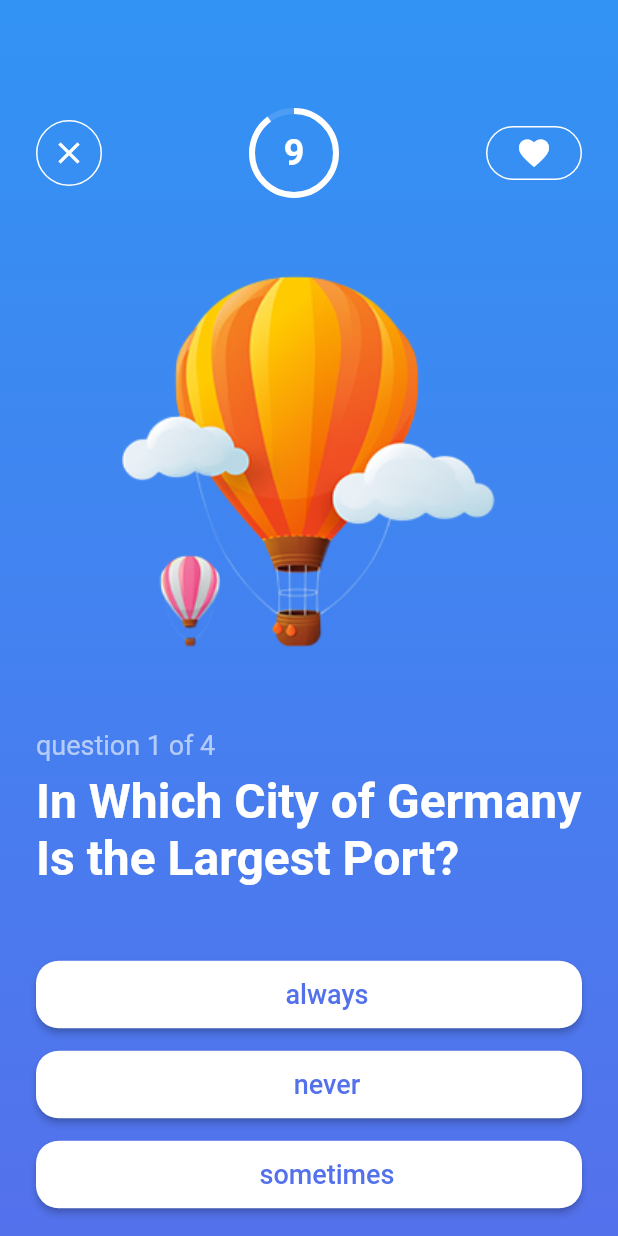
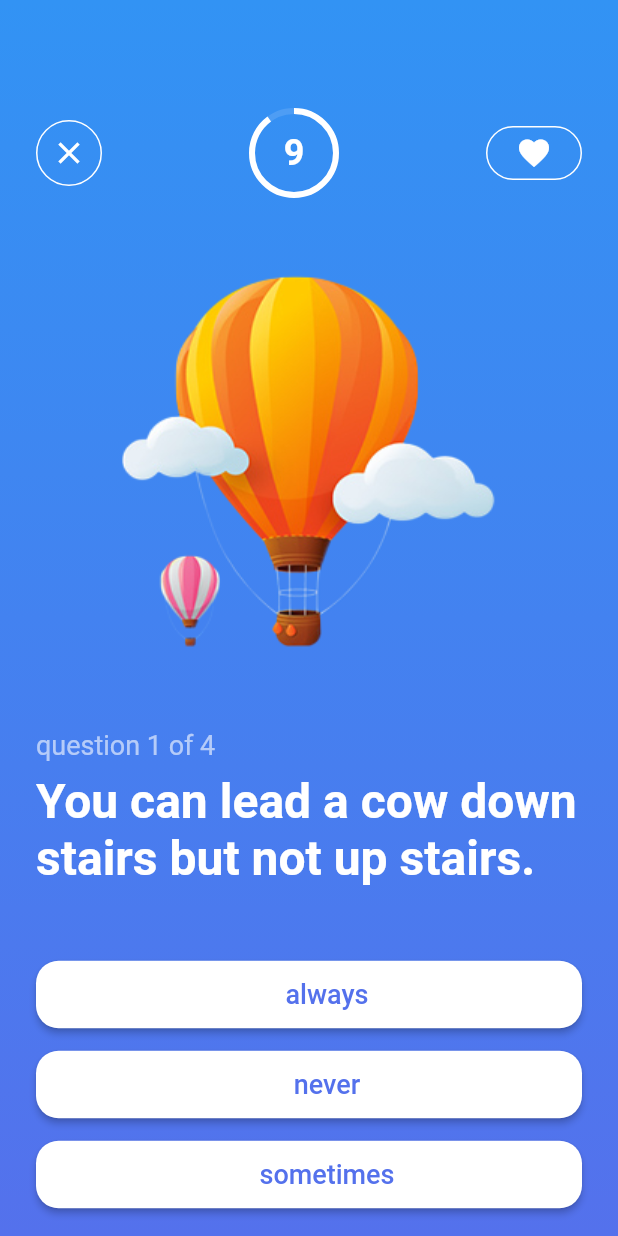
Before and after one commit to a7madjameel/quiz_app, a Flutter app: the MultiQScreen screen opened by its route, on a phone screen of 412 x 824 dp. Run offline on Flutter 3.47's test engine with Material 2 defaults, Android fonts, the phone set to English and light mode, and no system bars; our stand-ins replace quickalert; Roboto replaces fonts that are missing (Sf-Pro-Text).

Commit message:
last commit ahmed

```diff
--- a/lib/pages/multiple_q_screen.dart
+++ b/lib/pages/multiple_q_screen.dart
@@ -19,8 +19,8 @@ class MultiQScreen extends StatefulWidget {
 
 class _MultiQScreenState extends State<MultiQScreen> {
   TimerUtils? timerInQuiz;
-  double? loadingValue;
-  int? timerValue;
+  double? loadingValue=1;
+  int? timerValue=10;
   QuizBrainMulti quizBrainMulti = QuizBrainMulti();
   int? userChoice;
   bool? isCorrect;
@@ -219,9 +219,9 @@ class _MultiQScreenState extends State<MultiQScreen> {
               const SizedBox(
                 height: 8,
               ),
-              const Text(
-                'In Which City of Germany Is the Largest Port?',
-                style: TextStyle(
+               Text(
+                quizBrainMulti.getQuestionText(),
+                style: const TextStyle(
                   fontSize: 32,
                   fontFamily: 'Sf-Pro-Text',
                   color: Colors.white,
```
